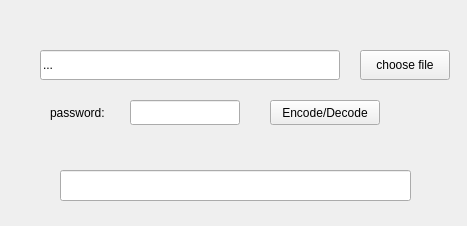
Qt form encoder.ui (jcglqmoyx/video-encryptor) before a commit.
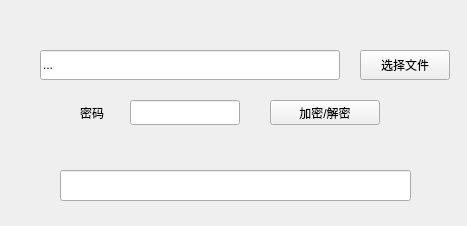
The same form after that commit.

The edit to the form file:
```diff
--- a/encoder.ui
+++ b/encoder.ui
@@ -42,7 +42,7 @@
     </rect>
    </property>
    <property name="text">
-    <string>Encode/Decode</string>
+    <string>加密/解密</string>
    </property>
   </widget>
   <widget class="QToolButton" name="choose_file_button">
@@ -55,20 +55,20 @@
     </rect>
    </property>
    <property name="text">
-    <string>choose file</string>
+    <string>选择文件</string>
    </property>
   </widget>
   <widget class="QLabel" name="password_label">
    <property name="geometry">
     <rect>
-     <x>50</x>
+     <x>80</x>
      <y>100</y>
      <width>70</width>
      <height>25</height>
     </rect>
    </property>
    <property name="text">
-    <string>password:</string>
+    <string>密码</string>
    </property>
   </widget>
   <widget class="QLineEdit" name="password">
```
Left out of the diff: 2 changed lines with no effect on the pictures.
